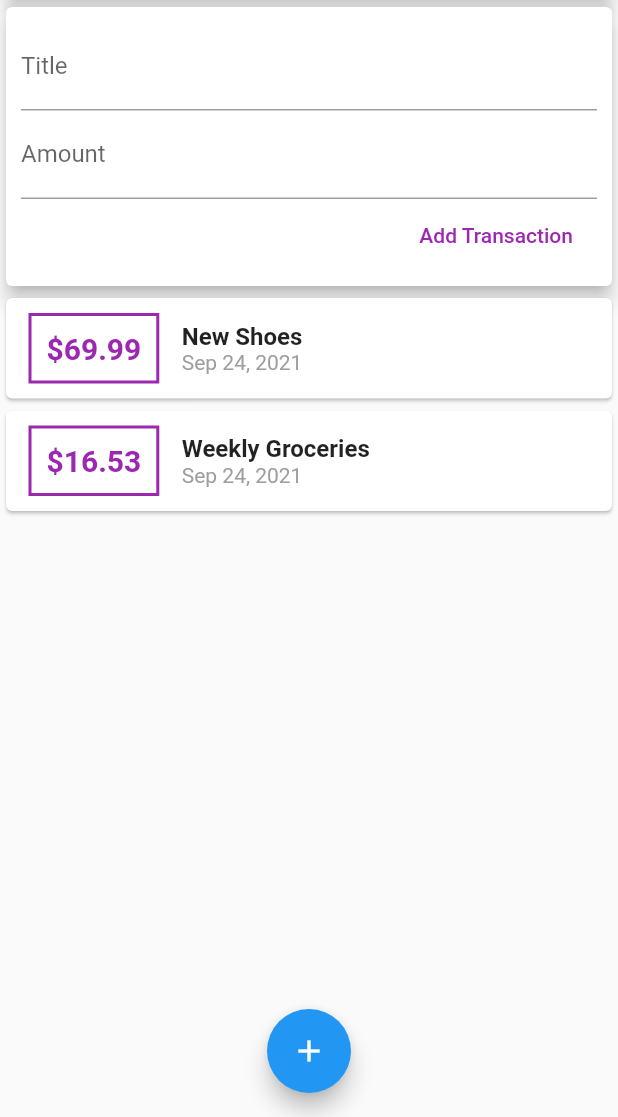
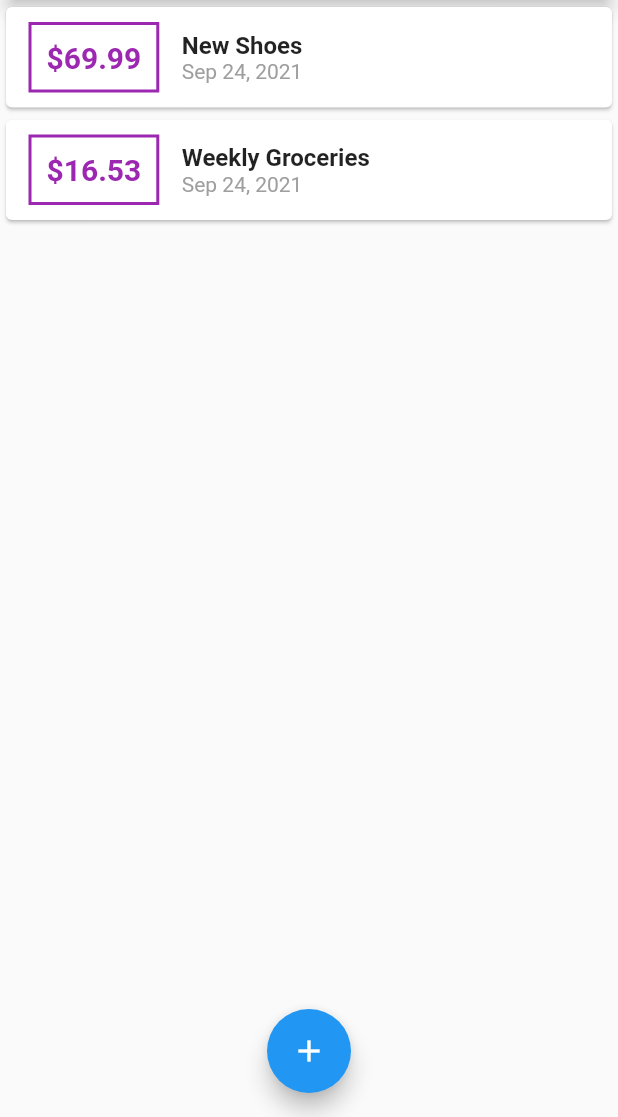
Before and after one commit to jvillarreal2016/Flutter_Project_2, a Flutter app: the screen it shows after launch, on a phone screen of 412 x 824 dp, the part 119-1236 px from its top. Run offline on Flutter 3.47's test engine with Material 2 defaults, Android fonts, the phone set to English and light mode, and no system bars.

```diff
--- a/lib/main.dart
+++ b/lib/main.dart
@@ -1,9 +1,7 @@
 import 'package:flutter/material.dart';
-import './widgets/user_transactions.dart';
 import './widgets/new_transactions.dart';
 import './widgets/transactionList.dart';
 import 'models/transaction.dart';
-import './widgets/user_transactions.dart';
 
 void main() => runApp(MyApp());
 
@@ -17,11 +15,56 @@ class MyApp extends StatelessWidget {
   }
 }
 
-class MyHomePage extends StatelessWidget {
+class MyHomePage extends StatefulWidget {
   // String titleInput = '';
   // String amountInput = '';
+  @override
+  State<MyHomePage> createState() => _MyHomePageState();
+}
+
+class _MyHomePageState extends State<MyHomePage> {
   final titleController = TextEditingController();
   final amountController = TextEditingController();
+
+  final List<Transaction> _userTransaction = [
+    Transaction(
+      id: 't1',
+      title: 'New Shoes',
+      amount: 69.99,
+      date: DateTime.now(),
+    ),
+    Transaction(
+      id: 't2',
+      title: 'Weekly Groceries',
+      amount: 16.53,
+      date: DateTime.now(),
+    ),
+  ];
+
+  void _addNewTransaction(String txTitle, double txAmount) {
+    final newTx = Transaction(
+      title: txTitle,
+      amount: txAmount,
+      date: DateTime.now(),
+      id: DateTime.now().toString(),
+    );
+
+    setState(() {
+      _userTransaction.add(newTx);
+    });
+  }
+
+  void _startAddNewTransaction(BuildContext ctx) {
+    showModalBottomSheet(
+        context: ctx,
+        builder: (_) {
+          return GestureDetector(
+            onTap: () {},
+            child: NewTransaction(_addNewTransaction),
+            behavior: HitTestBehavior.opaque,
+            );
+        });
+  }
 
   @override
   Widget build(BuildContext context) {
@@ -31,7 +74,7 @@ class MyHomePage extends StatelessWidget {
         actions: <Widget>[
           IconButton(
             icon: Icon(Icons.add),
-            onPressed: () {},
+            onPressed: () => _startAddNewTransaction(context),
           ),
         ],
       ),
@@ -48,14 +91,14 @@ class MyHomePage extends StatelessWidget {
                 elevation: 5,
               ),
             ),
-            UserTransactions()
+            TransactionList(_userTransaction),
           ],
         ),
       ),
       floatingActionButtonLocation: FloatingActionButtonLocation.centerFloat,
       floatingActionButton: FloatingActionButton(
         child: Icon(Icons.add),
-        onPressed: () {},
+        onPressed: () => _startAddNewTransaction(context),
       ),
     );
   }
--- a/lib/widgets/user_transactions.dart
+++ /dev/null
@@ -1,49 +0,0 @@
-import 'package:flutter/material.dart';
-import './new_transactions.dart';
-import './transactionList.dart';
-import '../models/transaction.dart';
-
-class UserTransactions extends StatefulWidget {
-  @override
-  _UserTransactionsState createState() => _UserTransactionsState();
-}
-
-class _UserTransactionsState extends State<UserTransactions> {
-  final List<Transaction> _userTransaction = [
-    Transaction(
-      id: 't1',
-      title: 'New Shoes',
-      amount: 69.99,
-      date: DateTime.now(),
-    ),
-    Transaction(
-      id: 't2',
-      title: 'Weekly Groceries',
-      amount: 16.53,
-      date: DateTime.now(),
-    ),
-  ];
-
-  void _addNewTransaction(String txTitle, double txAmount) {
-    final newTx = Transaction(
-      title: txTitle,
-      amount: txAmount,
-      date: DateTime.now(),
-      id: DateTime.now().toString(),
-    );
-
-    setState(() {
-      _userTransaction.add(newTx);
-    });
-  }
-
-  @override
-  Widget build(BuildContext context) {
-    return Column(
-      children: <Widget>[
-        NewTransaction(_addNewTransaction),
-        TransactionList(_userTransaction),
-      ],
-    );
-  }
-}
```
